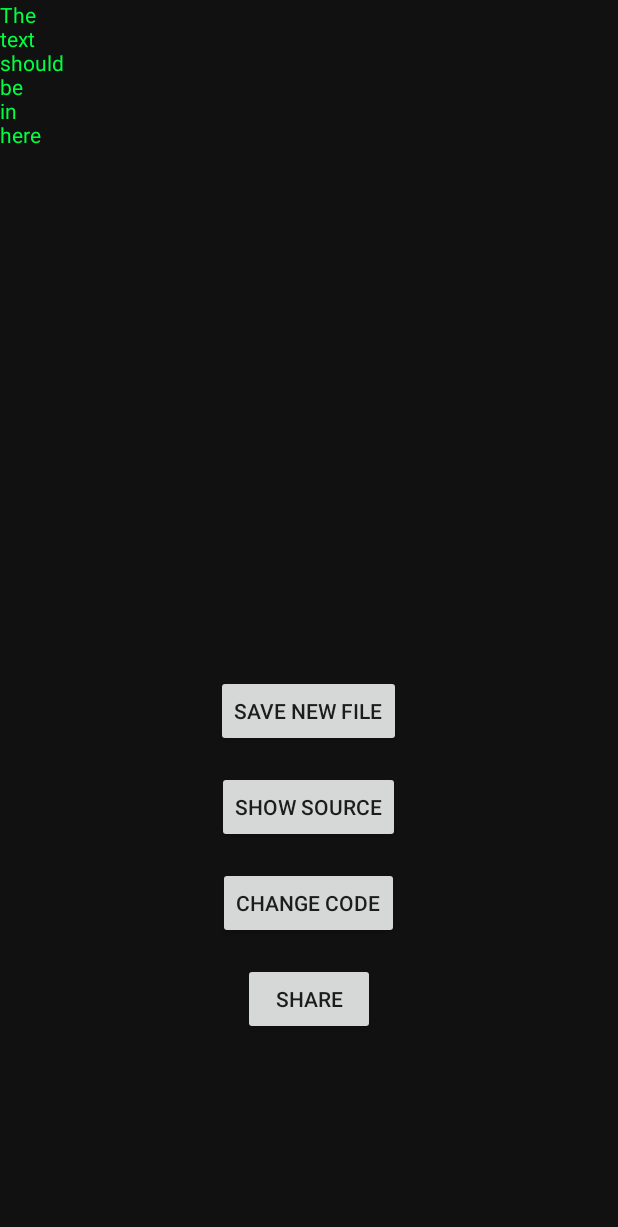
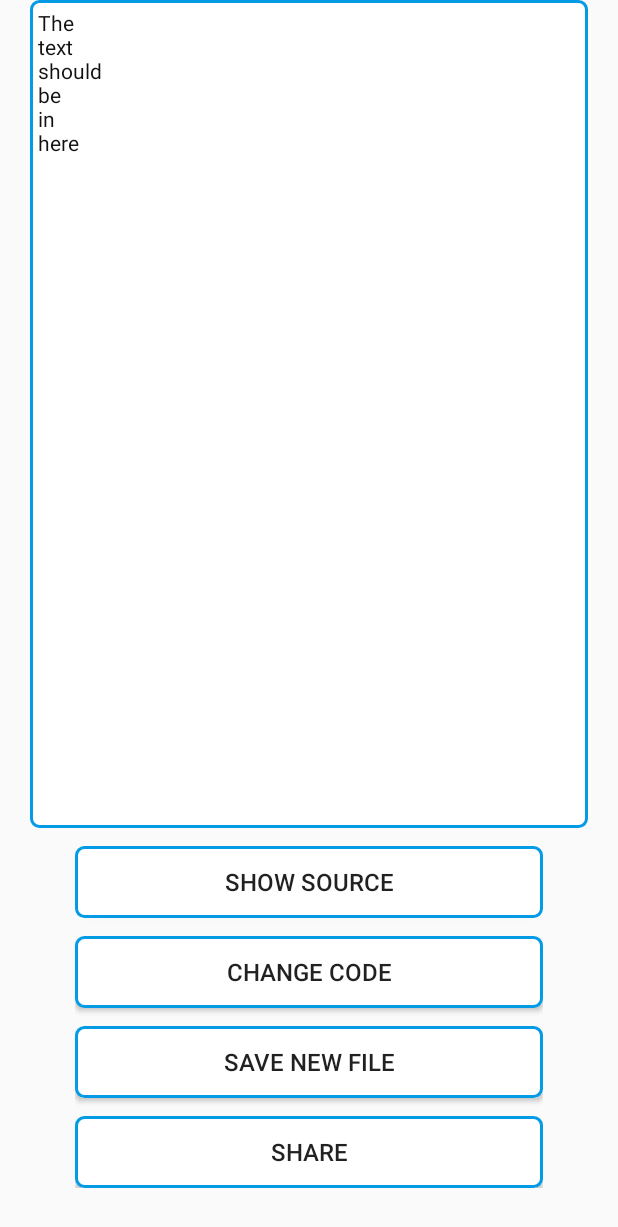
Before and after one commit to brkrot/AlsHelper, an Android app: the layout activity_edit_code.xml on its own in the app's theme, with its tools: preview values and no code run, on a phone screen of 412 x 824 dp. Shown: the top 1227 px of the screen. Run offline under Robolectric (Android 15) with nearby library versions, the phone set to English and light mode, and no system bars.

```diff
--- a/app/src/main/res/layout/activity_about.xml
+++ b/app/src/main/res/layout/activity_about.xml
@@ -39,7 +39,7 @@
         android:layout_height="128dp"
 
         android:layout_marginTop="64dp"
-        android:src="@mipmap/cool_wheel_chair_launcher"
+        android:src="@mipmap/accessibility_icon_1"
         app:layout_constraintEnd_toEndOf="parent"
         app:layout_constraintStart_toStartOf="parent"
         app:layout_constraintTop_toBottomOf="@+id/aboutTextView" />
--- a/app/src/main/res/layout/activity_connect_to_bluetooth.xml
+++ b/app/src/main/res/layout/activity_connect_to_bluetooth.xml
@@ -29,5 +29,8 @@
         app:layout_constraintHorizontal_bias="0.0"
         app:layout_constraintStart_toStartOf="parent"
         app:layout_constraintTop_toTopOf="parent"
-        app:layout_constraintVertical_bias="0.0" />
+        app:layout_constraintVertical_bias="0.0"
+        android:background="@drawable/border"
+        android:padding="20dp"
+        android:layout_margin="20dp" />
 </androidx.constraintlayout.widget.ConstraintLayout>
--- a/app/src/main/res/layout/activity_edit_code.xml
+++ b/app/src/main/res/layout/activity_edit_code.xml
@@ -4,69 +4,85 @@
     xmlns:tools="http://schemas.android.com/tools"
     android:layout_width="match_parent"
     android:layout_height="match_parent"
-    android:background="#111111"
     tools:context=".processingData.EditCode">
 
     <EditText
         android:id="@+id/edit_text"
-        android:layout_width="match_parent"
-        android:layout_height="300dp"
-        android:background="#111111"
+        android:layout_width="0dp"
+        android:layout_height="0dp"
+        android:layout_marginStart="20dp"
+        android:layout_marginEnd="20dp"
+        android:background="@drawable/border"
         android:gravity="left"
         android:hint="The\ntext\nshould\nbe\nin\nhere"
+        android:padding="5dp"
         android:textColor="@color/colorMatrix"
-        android:textColorHint="@color/colorMatrix"
+        android:textColorHint="#111111"
         android:textSize="14sp"
+        app:layout_constraintBottom_toTopOf="@+id/linearLayout3"
         app:layout_constraintEnd_toEndOf="parent"
+        app:layout_constraintHorizontal_bias="0.0"
         app:layout_constraintStart_toStartOf="parent"
         app:layout_constraintTop_toTopOf="parent" />
 
-    <ScrollView
+    <LinearLayout
+        android:id="@+id/linearLayout3"
         android:layout_width="match_parent"
         android:layout_height="wrap_content"
+        android:layout_marginBottom="32dp"
+        android:gravity="center"
+        android:orientation="vertical"
+        android:paddingStart="50dp"
+        android:paddingEnd="50dp"
         app:layout_constraintBottom_toBottomOf="parent"
-        app:layout_constraintTop_toBottomOf="@+id/edit_text">
+        app:layout_constraintEnd_toEndOf="parent"
+        app:layout_constraintStart_toStartOf="parent">
 
-        <LinearLayout
+        <Button
+            android:id="@+id/button_load"
             android:layout_width="match_parent"
             android:layout_height="wrap_content"
-            android:gravity="center"
-            android:orientation="vertical">
+            android:layout_marginTop="12dp"
+            android:background="@drawable/border"
+            android:onClick="load"
+            android:padding="10dp"
+            android:text="Show source"
+            android:textSize="16sp" />
+
+        <Button
+            android:id="@+id/button_change"
+            android:layout_width="match_parent"
+            android:layout_height="wrap_content"
+            android:layout_alignStart="@+id/button_save"
+            android:layout_marginTop="12dp"
+            android:background="@drawable/border"
+            android:onClick="replace"
+            android:padding="10dp"
+            android:text="Change code"
+            android:textSize="16sp" />
 
         <Button
             android:id="@+id/button_save"
-                android:layout_width="wrap_content"
+            android:layout_width="match_parent"
             android:layout_height="wrap_content"
-                android:layout_marginTop="16dp"
+            android:layout_marginTop="12dp"
+            android:background="@drawable/border"
             android:onClick="save"
-                android:text="save new file" />
-
-            <Button
-                android:id="@+id/button_load"
-                android:layout_width="wrap_content"
-                android:layout_height="wrap_content"
-                android:layout_marginTop="16dp"
-                android:onClick="load"
-                android:text="Show source" />
-
-            <Button
-                android:id="@+id/button_change"
-                android:layout_width="wrap_content"
-                android:layout_height="wrap_content"
-                android:layout_alignStart="@+id/button_save"
-                android:layout_marginTop="16dp"
-                android:onClick="replace"
-                android:text="Change code" />
+            android:padding="10dp"
+            android:text="save new file"
+            android:textSize="16sp" />
 
         <Button
             android:id="@+id/button_change2"
-                android:layout_width="wrap_content"
+            android:layout_width="match_parent"
             android:layout_height="wrap_content"
             android:layout_below="@+id/button_save"
-                android:layout_marginTop="16dp"
+            android:layout_marginTop="12dp"
+            android:background="@drawable/border"
             android:onClick="share"
-                android:text="Share" />
+            android:padding="10dp"
+            android:text="Share"
+            android:textSize="16sp" />
     </LinearLayout>
-    </ScrollView>
 
 </androidx.constraintlayout.widget.ConstraintLayout>
--- a/app/src/main/res/layout/activity_form.xml
+++ b/app/src/main/res/layout/activity_form.xml
@@ -103,7 +103,7 @@
                 android:text="Create uniqe System"
                 android:textAlignment="center"
                 android:textColor="#FFFFFF"
-                android:textSize="18sp" />
+                android:textSize="18sp"/>
         </LinearLayout>
     </ScrollView>
 
--- a/app/src/main/res/layout/activity_main.xml
+++ b/app/src/main/res/layout/activity_main.xml
@@ -40,7 +40,7 @@
             android:padding="10dp"
             android:text="Disconnect"
             android:textSize="24sp"
-            android:layout_marginTop="25dp"/>
+            android:layout_marginTop="25dp" />
 
         <Button
             android:id="@+id/connectButton"
```
Also changed, not shown: app/src/main/java/com/example/alshelper/MainActivity.java (+7 -2 lines), app/src/main/java/com/example/alshelper/bluetoothUtils/BluetoothConnector.java (+9 -4 lines), app/src/main/java/com/example/alshelper/bluetoothUtils/Terminal.java (+15 -16 lines), app/src/main/res/drawable/primary_round.xml (added, +10 -0 lines), app/src/main/res/layout/activity_sensor_menu.xml (+28 -11 lines), app/src/main/res/layout/activity_terminal.xml (+7 -8 lines), app/src/main/res/values/styles.xml (+13 -0 lines). Lines whose indentation alone changed are shown as unchanged.
